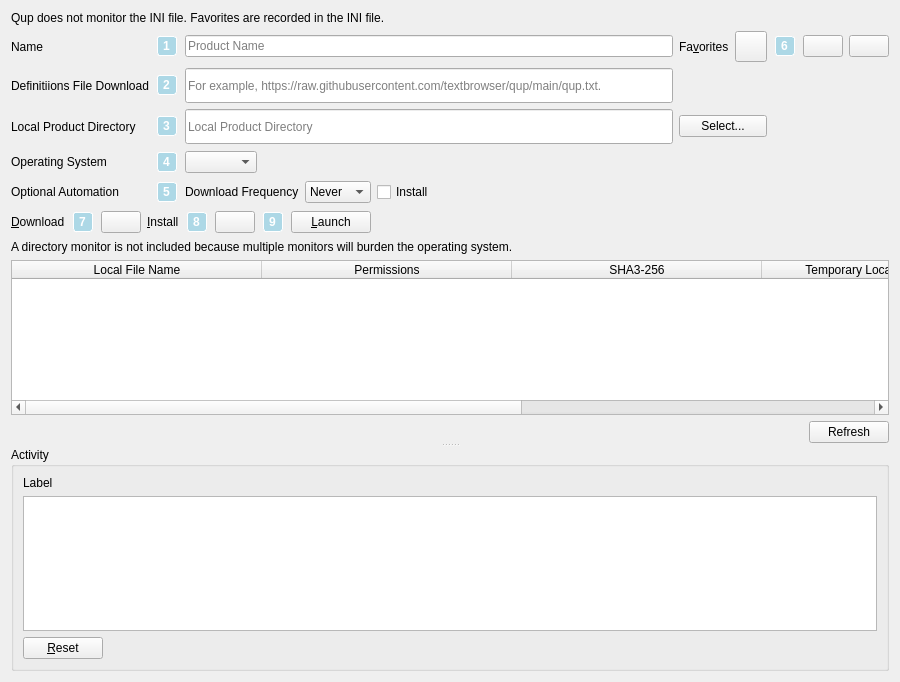
The window that ui/qup_page.ui (textbrowser/qup) describes before a commit, drawn with Qt 5.
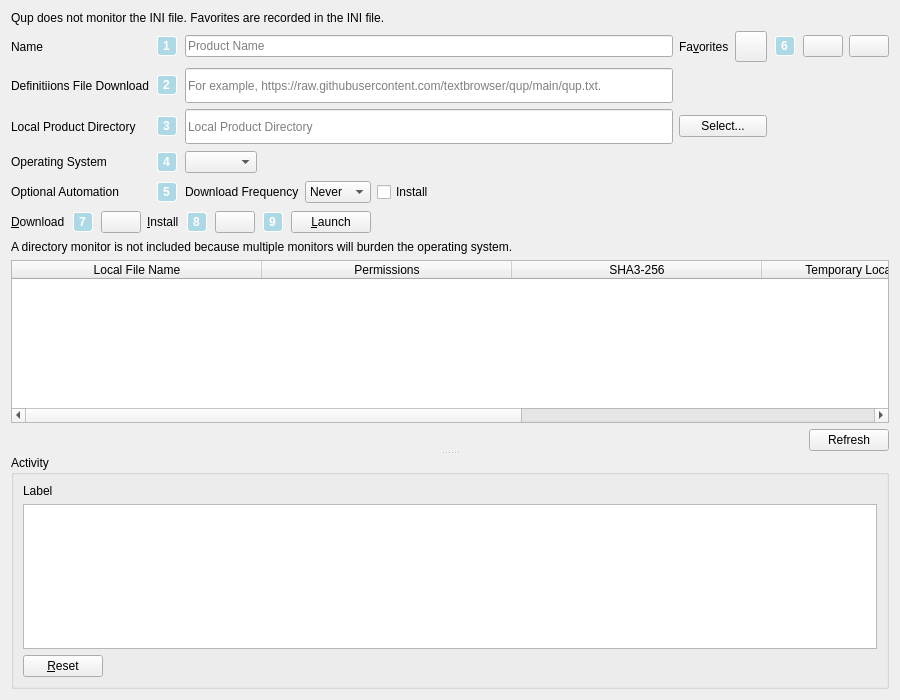
The same window after the commit. Icons and pictures are not drawn.

```diff
--- a/ui/qup_page.ui
+++ b/ui/qup_page.ui
@@ -7,7 +7,7 @@
     <x>0</x>
     <y>0</y>
     <width>900</width>
-    <height>682</height>
+    <height>700</height>
    </rect>
   </property>
   <property name="windowTitle">
```
